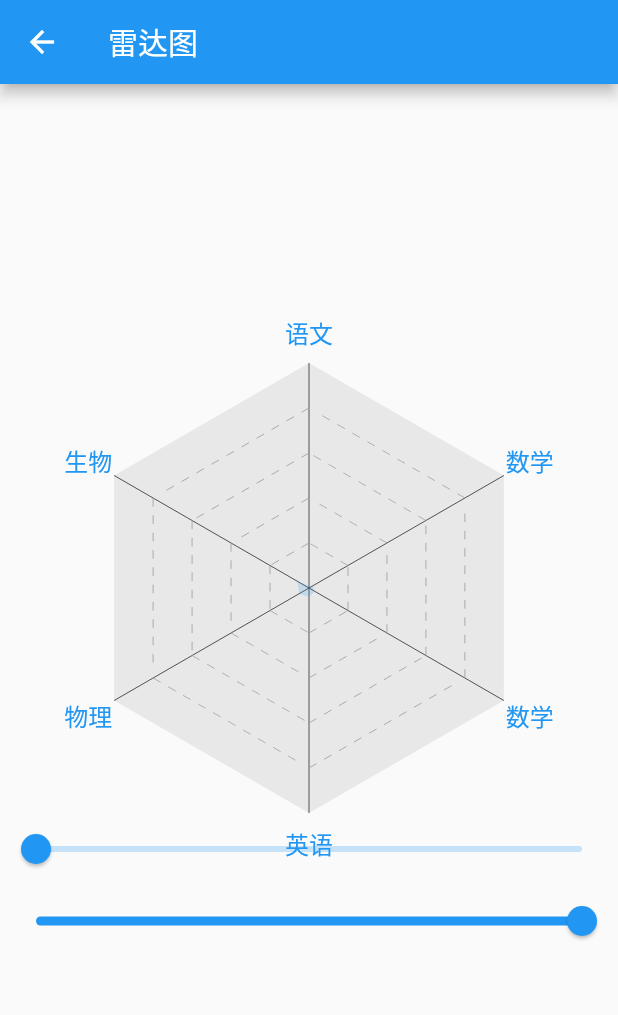
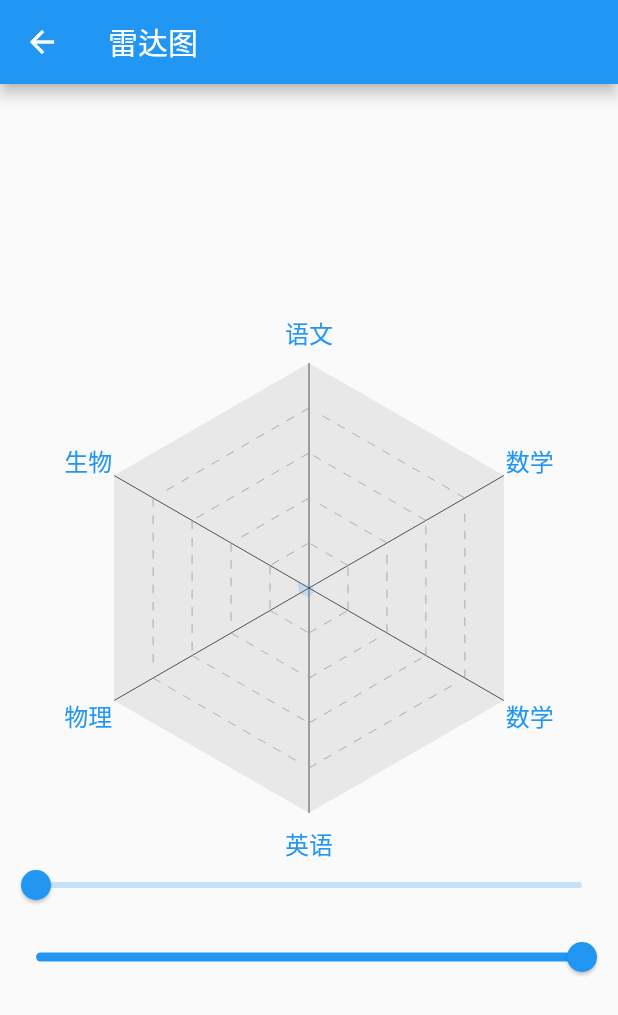
Before and after one commit to Frioa/flutter_unit, a Flutter app: the RadarChartPage screen opened directly, on a phone screen of 412 x 824 dp. Shown: the top 1015 px of the screen. Run offline on Flutter 3.47's test engine with Material 2 defaults, Android fonts, the phone set to English and light mode, and no system bars; our stand-ins replace equatable.

Commit message:
[RadarChart] add padding
Signed-off-by: 岳琪 <yueqiqi@xiaomi.com>

```diff
--- a/lib/draw/radar_chart/radar_chart_widget.dart
+++ b/lib/draw/radar_chart/radar_chart_widget.dart
@@ -10,6 +10,7 @@ class RadarChartWidget extends StatefulWidget {
   final int layerCount;
   final Color dashColor;
   final Color backgroundColor;
+  final EdgeInsets padding;
   final AnimationController? controller;
 
   RadarChart get maxRadarChart {
@@ -33,6 +34,7 @@ class RadarChartWidget extends StatefulWidget {
     this.layerCount = 5,
     this.dashColor = Colors.grey,
     this.backgroundColor = Colors.transparent,
+    this.padding = const EdgeInsets.symmetric(vertical: 24),
     this.controller,
   }) : super(key: key) {
     assert(() {
@@ -135,6 +137,8 @@ class _RadarChartWidgetState extends State<RadarChartWidget> with SingleTickerPr
   @override
   Widget build(BuildContext context) {
     return RepaintBoundary(
+      child: Padding(
+        padding: widget.padding,
         child: CustomPaint(
           size: widget.size,
           painter: _RadarChartPainter(
@@ -147,6 +151,7 @@ class _RadarChartWidgetState extends State<RadarChartWidget> with SingleTickerPr
             style: widget.descStyle,
             layerCount: widget.layerCount,
             backgroundColor: widget.backgroundColor,
+          ),
         ),
       ),
     );
--- a/lib/main.dart
+++ b/lib/main.dart
@@ -2,9 +2,7 @@ import 'package:flutter/cupertino.dart';
 import 'package:flutter/material.dart';
 import 'package:flutter_unit/page/pages.dart';
 
-void main() {
-  runApp(MyApp());
-}
+void main() => runApp(MyApp());
 
 class MyApp extends StatelessWidget {
   @override
```
Lines whose indentation alone changed are shown as unchanged.
